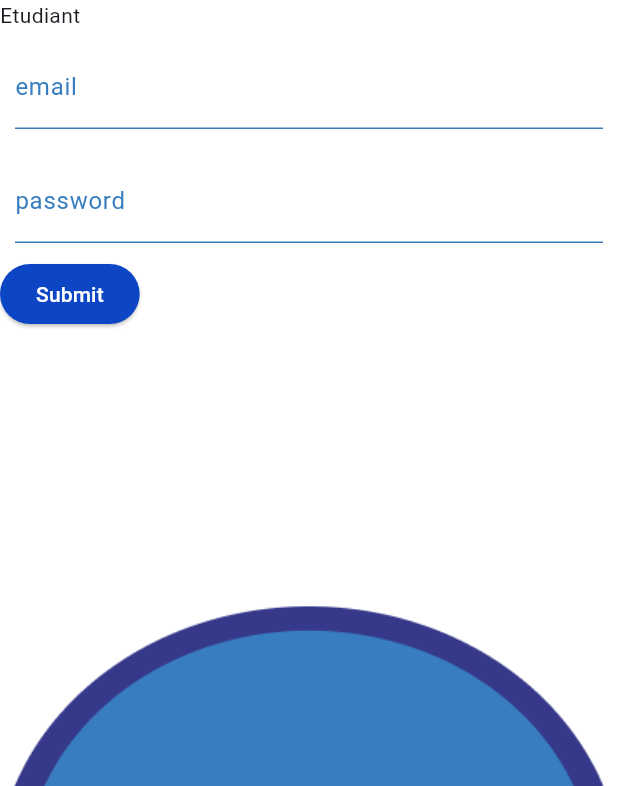
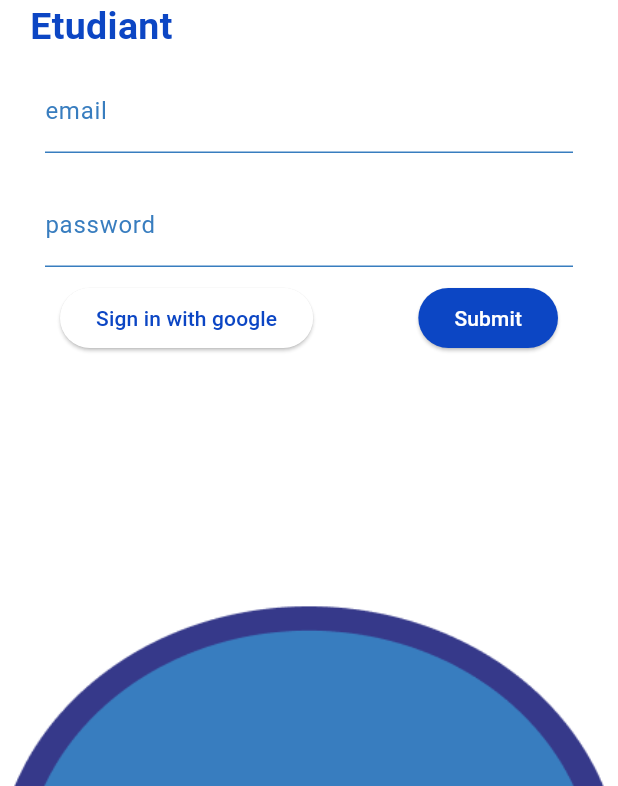
Before and after one commit to RamyBouchareb25/SambaDev, a Flutter app: the StudentSignIn screen opened directly, on a phone screen of 412 x 824 dp, the part 450-1236 px from its top. Run offline on Flutter 3.47's test engine with Material 2 defaults, Android fonts, the phone set to English and light mode, and no system bars; our stand-ins replace cloud_firestore, firebase_auth, firebase_core, firebase_messaging, flutter_local_notifications, google_sign_in and 2 more; missing offline and left inert: dart:ffi; accounts and stored records are empty; Roboto replaces fonts that are missing (Montserrat).

Commit message:
chwiya ui

```diff
--- a/lib/Pages/student_signIn.dart
+++ b/lib/Pages/student_signIn.dart
@@ -35,30 +35,48 @@ class _StudentSignInState extends State<StudentSignIn> {
               width: size.width,
             ),
             SingleChildScrollView(
+                child: Padding(
+              padding: const EdgeInsets.symmetric(horizontal: 20),
               child: Form(
                 child: Column(
                   crossAxisAlignment: CrossAxisAlignment.stretch,
                   children: [
-                    const Text('Etudiant'),
+                    const Text(
+                      'Etudiant',
+                      style: TextStyle(
+                          color: primaryColor,
+                          fontWeight: FontWeight.bold,
+                          fontSize: 25),
+                    ),
                     Forms(email, 'email'),
                     Forms(password, 'password'),
-                    Row(
+                    Padding(
+                      padding: const EdgeInsets.symmetric(horizontal: 20),
+                      child: Row(
+                        mainAxisAlignment: MainAxisAlignment.spaceBetween,
                         children: [
+                          Button(
+                            title: 'Sign in with google',
+                            onPressed: () {},
+                            backgroundColor: Colors.white,
+                            foregnColor: primaryColor,
+                          ),
                           Button(
                             title: 'Submit',
                             onPressed: () {},
                             backgroundColor: primaryColor,
                             foregnColor: Colors.white,
-                        )
+                          ),
                         ],
+                      ),
                     )
                   ],
                 ),
-              )
-        )]),
+              ),
+            ))
+          ]),
         ),
       ),
     );
-
   }
 }
```
Lines whose indentation alone changed are shown as unchanged.
